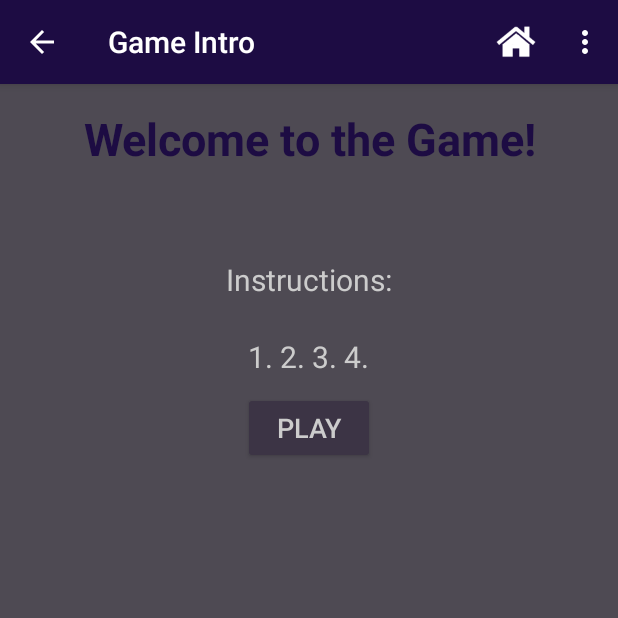
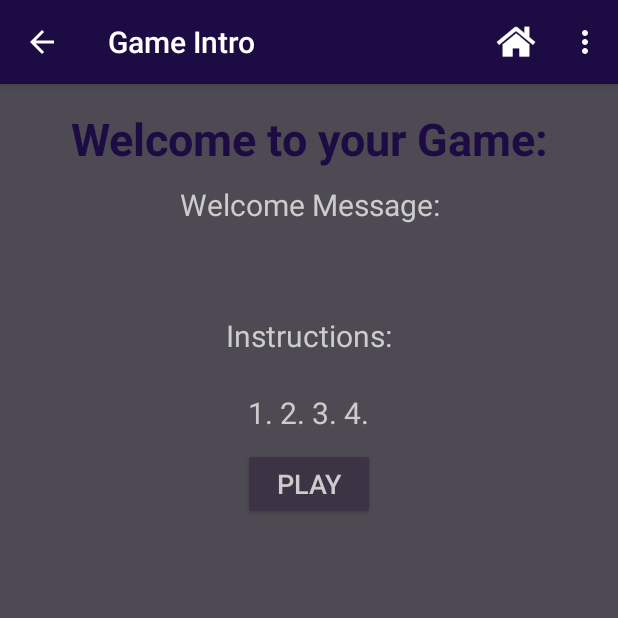
Before and after one commit to MyannaHarris/GEDMobileApp, an Android app: the GameIntro screen opened directly, with no data from a screen before it, on a phone screen of 412 x 824 dp, the top half of it. Run offline under Robolectric (Android 15) with nearby library versions, the phone set to English and light mode, and no system bars.

Commit message:
Changes to game intro and actual game content and a little fix to achievements on the success page for sprite accessories earned.

```diff
--- a/GEDAppGUI/app/src/main/res/layout/activity_game_intro.xml
+++ b/GEDAppGUI/app/src/main/res/layout/activity_game_intro.xml
@@ -11,7 +11,7 @@
 
 
     <TextView
-        android:text="Welcome to the Game!"
+        android:text="Welcome to your Game:"
         android:layout_width="wrap_content"
         android:layout_height="wrap_content"
         android:layout_alignParentTop="true"
@@ -23,10 +23,21 @@
         android:textColor="@color/colorHeader1"/>
 
     <TextView
+        android:text="Welcome Message:"
+        android:layout_width="wrap_content"
+        android:layout_height="wrap_content"
+        android:layout_below="@id/welcome"
+        android:layout_centerHorizontal="true"
+        android:layout_marginTop="10dp"
+        android:id="@+id/welcome_message"
+        android:textAlignment="center"
+        android:textSize="20sp"/>
+
+    <TextView
         android:text="Instructions:"
         android:layout_width="wrap_content"
         android:layout_height="wrap_content"
-        android:layout_below="@id/welcome"
+        android:layout_below="@id/welcome_message"
         android:layout_centerHorizontal="true"
         android:layout_marginTop="60dp"
         android:id="@+id/instruction_label"
```
Also changed, not shown: GEDAppGUI/app/src/main/java/com/gedappgui/gedappgui/BucketGameView.java (+11 -2 lines), GEDAppGUI/app/src/main/java/com/gedappgui/gedappgui/Game.java (+48 -7 lines), GEDAppGUI/app/src/main/java/com/gedappgui/gedappgui/GameIntro.java (+14 -1 lines), GEDAppGUI/app/src/main/java/com/gedappgui/gedappgui/Success.java (+9 -3 lines).
